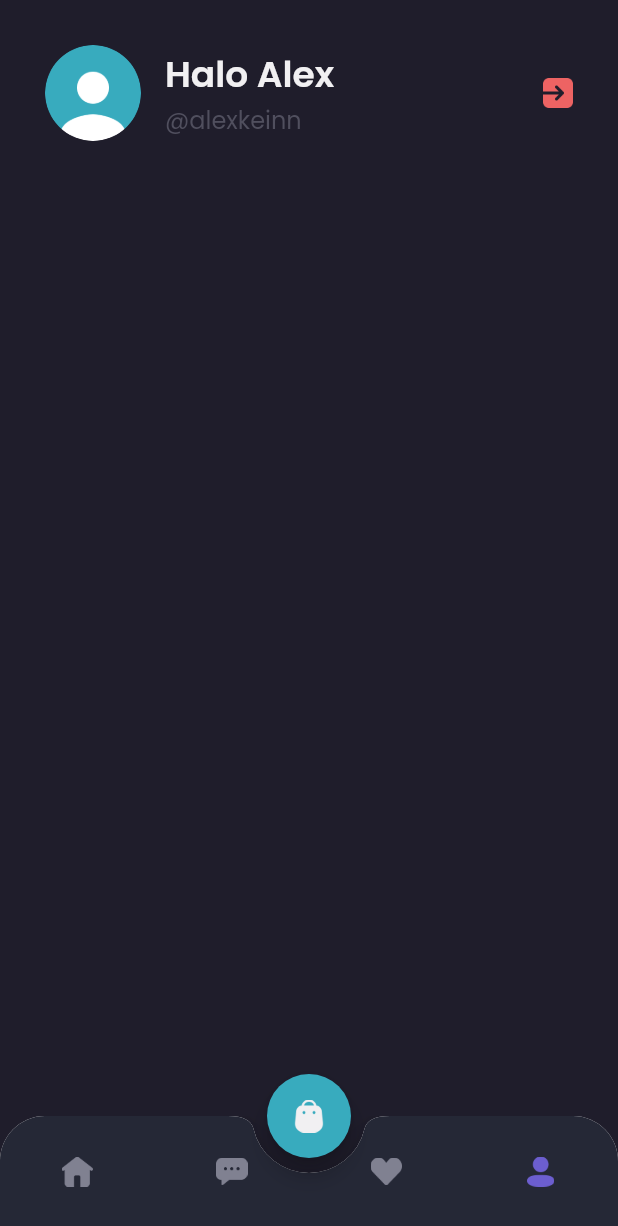
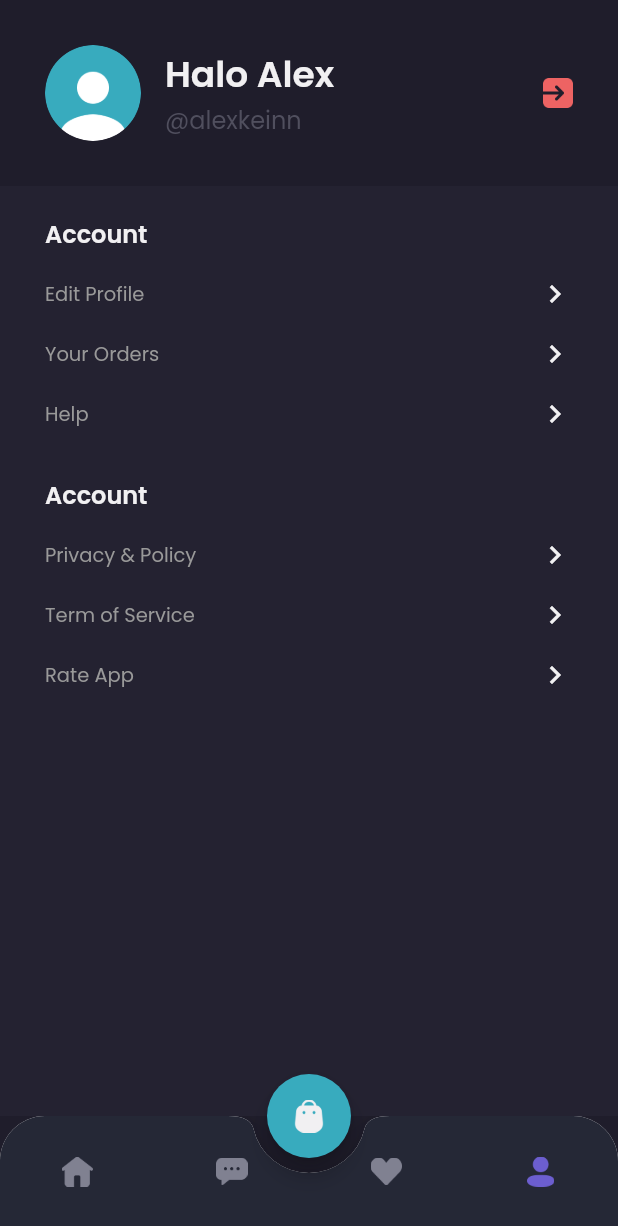
Before and after one commit to hanz-fr/fluvel-ecommerce-fe, a Flutter app: the MainPage screen opened by its route, item 4 of the bottom bar chosen, on a phone screen of 412 x 824 dp. Shown: the top 1226 px of the screen. Run offline on Flutter 3.47's test engine with Material 2 defaults, Android fonts, the phone set to English and light mode, and no system bars; our stand-ins replace google_fonts.

Commit message:
added menu item on profile page and finishing

```diff
--- a/lib/pages/home/profile_page.dart
+++ b/lib/pages/home/profile_page.dart
@@ -8,6 +8,7 @@ class ProfilePage extends StatelessWidget {
   @override
   Widget build(BuildContext context) {
 
+    /* Header */
     Widget header() {
       return AppBar(
         backgroundColor: bgColor1,
@@ -56,9 +57,72 @@ class ProfilePage extends StatelessWidget {
       );
     }
 
+    /* MenuItem */
+    Widget menuItem(String text) {
+      return Container(
+        margin: const EdgeInsets.only(top: 16),
+        child: Row(
+          mainAxisAlignment: MainAxisAlignment.spaceBetween,
+          children: [
+            Text(
+              text,
+              style: secondaryTextStyle.copyWith(fontSize: 13,),
+            ),
+            Icon(
+              Icons.chevron_right,
+              color: primaryTextColor,
+            ),
+          ],
+        ),
+      );
+    }
+
+    /* Content */
+    Widget content() {
+      return Expanded(
+        child: Container(
+          padding: EdgeInsets.symmetric(
+            horizontal: defaultMargin
+          ),
+          width: double.infinity,
+          decoration: BoxDecoration(
+            color: bgColor3
+          ),
+          child: Column(
+            crossAxisAlignment: CrossAxisAlignment.start,
+            children: [
+              const SizedBox(height: 20,),
+              Text(
+                'Account',
+                style:  primaryTextStyle.copyWith(
+                  fontSize: 16,
+                  fontWeight: semiBold,
+                ),
+              ),
+              menuItem('Edit Profile'),
+              menuItem('Your Orders'),
+              menuItem('Help'),
+              const SizedBox(height: 30,),
+              Text(
+                'Account',
+                style:  primaryTextStyle.copyWith(
+                  fontSize: 16,
+                  fontWeight: semiBold,
+                ),
+              ),
+              menuItem('Privacy & Policy'),
+              menuItem('Term of Service'),
+              menuItem('Rate App'),
+            ],
+          ),
+        ),
+      );
+    }
+
     return Column(
       children: [
         header(),
+        content(),
       ],
     );
   }
```
